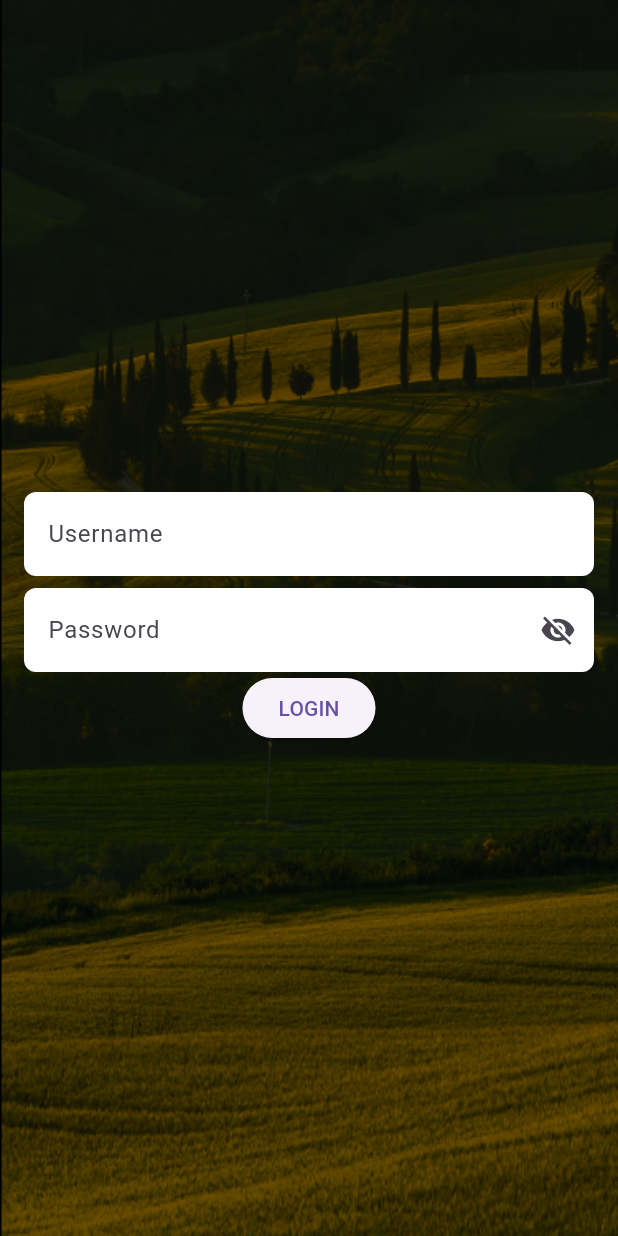
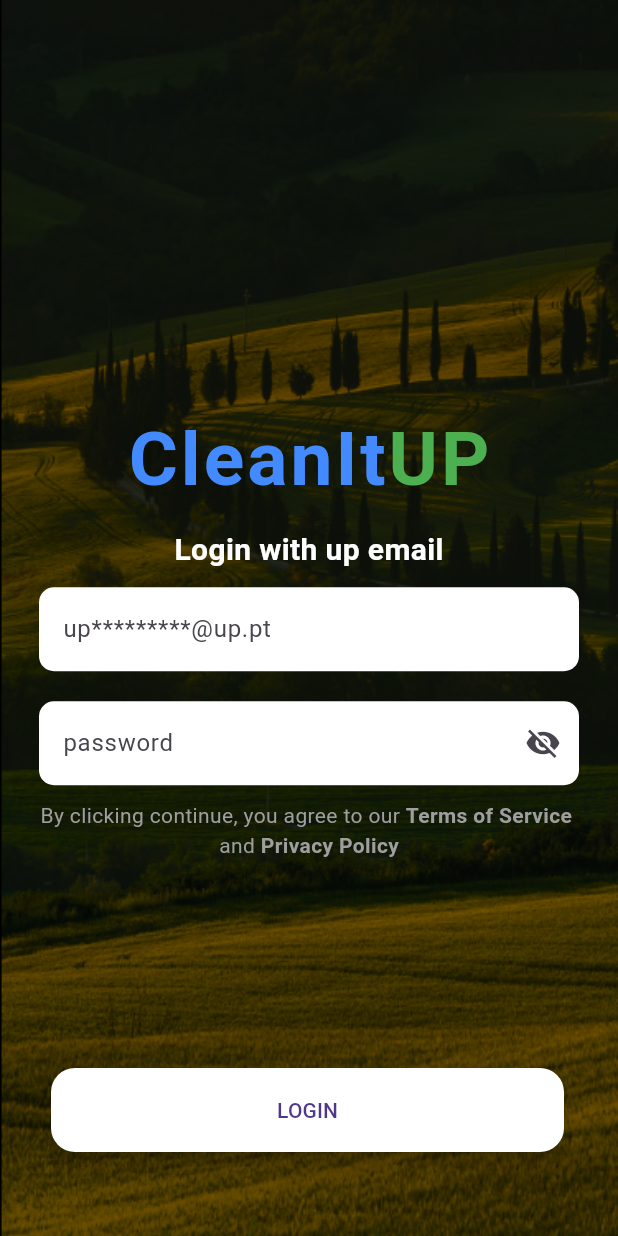
Before and after one commit to mariajvieira/CleanItUP, a Flutter app: the Login screen opened directly, on a phone screen of 412 x 824 dp. Run offline on Flutter 3.47's test engine with Material 3 defaults, Android fonts, the phone set to English and light mode, and no system bars; our stand-ins replace geolocator, sqflite; accounts and stored records are empty; Roboto replaces fonts that are missing (Roboto-Bold, Roboto-Regular).

Commit message:
Improved login screen

```diff
--- a/projeto/lib/screens/login_screen.dart
+++ b/projeto/lib/screens/login_screen.dart
@@ -30,9 +30,12 @@ class _LoginState extends State<Login> {
     if (isValidUser) {
       _navigateToGeoLocationScreen();
     } else {
-      if (!username.text.endsWith('@up.pt')) {
+      if (username.text.isEmpty || password.text.isEmpty){
+        errorMessage = "Username and password required";
+      } else if (!username.text.endsWith('@up.pt')) {
         errorMessage = "Invalid username";  // Specific message for username validation
-      } else {
+      }
+      else {
         errorMessage = "Username or password is incorrect";  // General error message
       }
       setState(() {
@@ -56,58 +59,149 @@ class _LoginState extends State<Login> {
         child: SingleChildScrollView(  // Use SingleChildScrollView to avoid overflow when keyboard appears
           child: Form(
             child: Column(
+              children: [
+                Padding(
+                padding: const EdgeInsets.all(10.0),
+                child: Column(
+                  crossAxisAlignment: CrossAxisAlignment.center,
+                  children: <Widget> [
+                    const SizedBox(height: 20.0,),
+                    const Row(
                         mainAxisAlignment: MainAxisAlignment.center,
-              children: <Widget>[
-                if (isLoginFailed)
-                  Text(
-                    errorMessage,
-                    style: const TextStyle(color: Colors.red, fontSize: 14),
+                        children: <Widget> [
+                          Text('CleanIt',
+                            style: TextStyle(
+                              color: Colors.blueAccent,
+                              letterSpacing: 2.0,
+                              fontSize: 50.0,
+                              fontWeight: FontWeight.bold,
+                              fontFamily: 'Roboto-Bold',
                             ),
+                          ),
+                          Text('UP',
+                            style: TextStyle(
+                              color: Colors.green,
+                              letterSpacing: 2.0,
+                              fontSize: 50.0,
+                              fontWeight: FontWeight.bold,
+                              fontFamily: 'Roboto-Bold',
+                            ),
+                          )
+                        ]
+                    ),
+                    const SizedBox(height: 10.0,),
+                    const Text('Login with up email',
+                      style: TextStyle(
+                        color: Colors.white,
+                        fontSize: 20.0,
+                        fontWeight: FontWeight.bold,
+                        fontFamily: 'Roboto-Bold',
+                      ),),
+
+
+                      const SizedBox(height: 10.0),
                       TextFormField(
                         controller: username,
                         decoration: InputDecoration(
-                    labelText: 'Username',
-                    hintText: 'Enter your UP email',
-                    filled: true, // new line
-                    fillColor: Colors.white, // new line
-                    border: OutlineInputBorder( // new line
-                      borderRadius: BorderRadius.circular(8), // new line
-                      borderSide: BorderSide.none, // new line
+                          fillColor: Colors.white,
+                          filled: true,
+                          border: OutlineInputBorder(
+                            borderRadius: BorderRadius.circular(10.0),
+                            borderSide: BorderSide.none,
+                          ),
+                          hintText: 'up*********@up.pt',
                         ),
                       ),
-                ),
-                const SizedBox(height: 8), // Add some space between fields
+                      const SizedBox(height: 20.0), // Add some space between fields
                       TextFormField(
                         controller: password,
                         obscureText: !isVisible,
                         decoration: InputDecoration(
-                    labelText: 'Password',
-                    hintText: 'Enter your password',
-                    filled: true, // new line
-                    fillColor: Colors.white, // new line
-                    border: OutlineInputBorder( // new line
-                      borderRadius: BorderRadius.circular(8), // new line
-                      borderSide: BorderSide.none, // new line
+                            fillColor: Colors.white,
+                            filled: true,
+                            border: OutlineInputBorder(
+                              borderRadius: BorderRadius.circular(10.0),
+                              borderSide: BorderSide.none,
                             ),
+                            hintText: 'password',
                             suffixIcon: IconButton(
-                      icon: Icon(isVisible ? Icons.visibility : Icons.visibility_off),
                               onPressed: () {
                                 setState(() {
                                   isVisible = !isVisible;
                                 });
-                      },
+                              }, icon: Icon(isVisible? Icons.visibility : Icons.visibility_off),
+                            )
                         ),
                       ),
+                    const SizedBox(height: 10.0,),
+                    Row(
+                      mainAxisAlignment: MainAxisAlignment.center,
+                      children: <Widget> [
+                        Text('By clicking continue, you agree to our ',
+                          style: TextStyle(
+                            color: Colors.grey[500],
+                            fontFamily: 'Roboto-Regular',
                           ),
-                ElevatedButton(
-                  onPressed: login,
-                  child: const Text('LOGIN'),
                         ),
+                        Text('Terms of Service ',
+                          style: TextStyle(
+                            color: Colors.grey[500],
+                            fontWeight: FontWeight.bold,
+                            fontFamily: 'Roboto-Regular',
+                          ),)
+                      ],
+                    ),
+                    Row(
+                      mainAxisAlignment: MainAxisAlignment.center,
+                      children: <Widget>[
+                        Text('and',
+                          style: TextStyle(
+                            color: Colors.grey[500],
+                            fontFamily: 'Roboto-Regular',
+                          ),),
+                        Text(' Privacy Policy',
+                          style: TextStyle(
+                            color: Colors.grey[500],
+                            fontWeight: FontWeight.bold,
+                            fontFamily: 'Roboto-Regular',
+                          ),)
+                      ],
+                    ),
+                    if (isLoginFailed)
+                      Padding(
+                          padding: EdgeInsets.symmetric(vertical: 10.0),
+                          child: Text(
+                            errorMessage,
+                            style: const TextStyle(color: Colors.red, fontSize: 14),
+                          ),
+                      )
+
+                  ],
+                ),
+                ),
+
               ],
             ),
           ),
         ),
       ),
+        floatingActionButton: Stack(
+          alignment: Alignment.bottomRight,
+          children: [
+            Positioned(
+              bottom: 40,
+              right: 20,
+              left: 50,
+              child: FloatingActionButton(
+                onPressed: login,
+                tooltip: 'Increment',
+                backgroundColor: Colors.white,
+                elevation: 6,
+                child: const Text('LOGIN'),
+              ),
+            )
+          ],
+        )
     );
   }
 }
```
Lines whose indentation alone changed are shown as unchanged.
